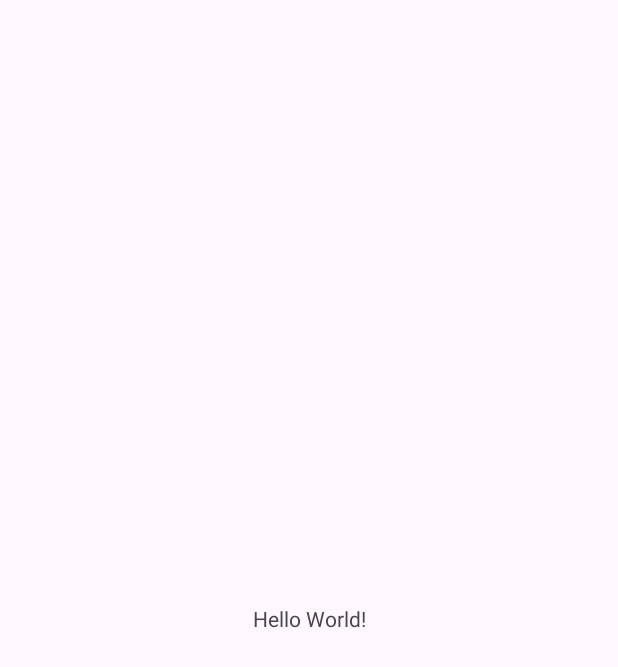
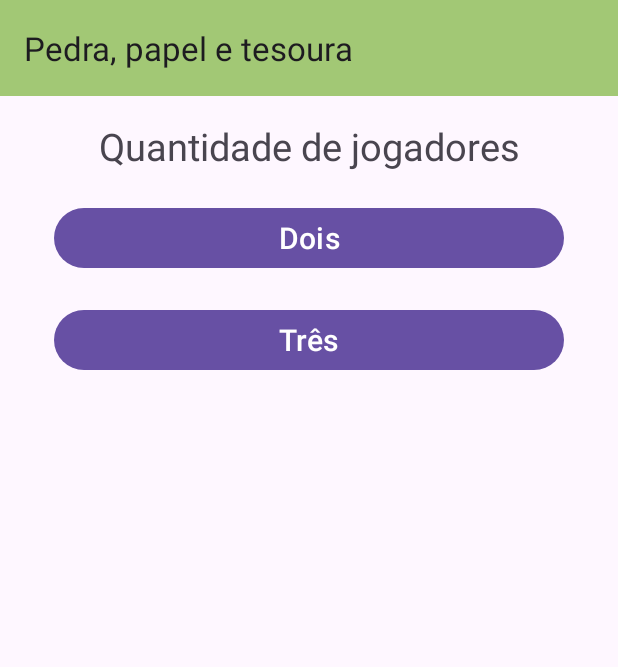
Before and after one commit to leticiotte/PedraPapelTesoura, an Android app: the screen it shows after launch (MainActivity), on a phone screen of 412 x 824 dp. Before the commit the part shown is almost empty. Shown: the top 667 px of the screen. Run offline under Robolectric (Android 15) with nearby library versions, the phone set to English and light mode, and no system bars; our stand-ins replace navigation-ui.

Commit message:
feat: refactor to use fragments and add first fragment - StartGameFragment

```diff
--- a/app/build.gradle
+++ b/app/build.gradle
@@ -5,12 +5,12 @@ plugins {
 
 android {
     namespace 'com.example.pedrapapeltesoura'
-    compileSdk 33
+    compileSdk 34
 
     defaultConfig {
         applicationId "com.example.pedrapapeltesoura"
         minSdk 24
-        targetSdk 33
+        targetSdk 34
         versionCode 1
         versionName "1.0"
 
@@ -30,6 +30,9 @@ android {
     kotlinOptions {
         jvmTarget = '1.8'
     }
+    buildFeatures {
+        viewBinding true
+    }
 }
 
 dependencies {
@@ -39,6 +42,8 @@ dependencies {
     implementation 'com.google.android.material:material:1.11.0'
     implementation 'androidx.constraintlayout:constraintlayout:2.1.4'
     implementation "io.insert-koin:koin-android:3.2.0"
+    implementation 'androidx.navigation:navigation-fragment-ktx:2.7.7'
+    implementation 'androidx.navigation:navigation-ui-ktx:2.7.7'
     testImplementation 'junit:junit:4.13.2'
     androidTestImplementation 'androidx.test.ext:junit:1.1.5'
     androidTestImplementation 'androidx.test.espresso:espresso-core:3.5.1'
--- /dev/null
+++ b/app/src/main/java/com/example/pedrapapeltesoura/domain/model/interfaces/ToolbarConfig.kt
@@ -0,0 +1,6 @@
+package com.example.pedrapapeltesoura.domain.model.interfaces
+
+interface ToolbarConfig {
+    fun findAndLinkToolbar()
+    fun setupNavigationOnClickListener()
+}
--- a/app/src/main/java/com/example/pedrapapeltesoura/ui/activity/MainActivity.kt
+++ b/app/src/main/java/com/example/pedrapapeltesoura/ui/activity/MainActivity.kt
@@ -2,11 +2,35 @@ package com.example.pedrapapeltesoura.ui.activity
 
 import androidx.appcompat.app.AppCompatActivity
 import android.os.Bundle
+import androidx.navigation.findNavController
+import androidx.navigation.ui.AppBarConfiguration
+import androidx.navigation.ui.navigateUp
+import androidx.navigation.ui.setupActionBarWithNavController
 import com.example.pedrapapeltesoura.R
+import com.example.pedrapapeltesoura.databinding.ActivityMainBinding
 
 class MainActivity : AppCompatActivity() {
+
+    private lateinit var appBarConfiguration: AppBarConfiguration
+    private lateinit var amb: ActivityMainBinding
+
     override fun onCreate(savedInstanceState: Bundle?) {
         super.onCreate(savedInstanceState)
-        setContentView(R.layout.activity_main)
+
+        amb = ActivityMainBinding.inflate(layoutInflater)
+        setContentView(amb.root)
+
+        setSupportActionBar(amb.toolbar)
+
+        val navController = findNavController(R.id.nav_host_fragment_content_main)
+        appBarConfiguration = AppBarConfiguration(navController.graph)
+        setupActionBarWithNavController(navController, appBarConfiguration)
+
+    }
+
+    override fun onSupportNavigateUp(): Boolean {
+        val navController = findNavController(R.id.nav_host_fragment_content_main)
+        return navController.navigateUp(appBarConfiguration)
+                || super.onSupportNavigateUp()
     }
 }
--- /dev/null
+++ b/app/src/main/java/com/example/pedrapapeltesoura/ui/fragment/StartGameFragment.kt
@@ -0,0 +1,37 @@
+package com.example.pedrapapeltesoura.ui.fragment
+
+import android.os.Bundle
+import android.view.LayoutInflater
+import android.view.View
+import android.view.ViewGroup
+import android.widget.Button
+import androidx.fragment.app.Fragment
+import com.example.pedrapapeltesoura.databinding.FragmentStartGameBinding
+
+class StartGameFragment  : Fragment() {
+    private var _binding: FragmentStartGameBinding? = null
+    private val binding get() = _binding!!
+    private lateinit var twoPlayersBtn: Button
+    private lateinit var threePlayersBtn: Button
+
+    override fun onCreateView(
+        inflater: LayoutInflater, container: ViewGroup?,
+        savedInstanceState: Bundle?
+    ): View? {
+        _binding = FragmentStartGameBinding.inflate(inflater, container, false)
+
+        setupInputs()
+        return binding.root
+    }
+
+    override fun onDestroyView() {
+        super.onDestroyView()
+        _binding = null
+    }
+
+    private fun setupInputs() {
+        twoPlayersBtn = binding.twoPlayersBtn
+        threePlayersBtn = binding.threePlayersBtn
+    }
+
+}
--- a/app/src/main/res/layout/activity_main.xml
+++ b/app/src/main/res/layout/activity_main.xml
@@ -1,18 +1,24 @@
 <?xml version="1.0" encoding="utf-8"?>
-<androidx.constraintlayout.widget.ConstraintLayout xmlns:android="http://schemas.android.com/apk/res/android"
-    xmlns:app="http://schemas.android.com/apk/res-auto"
+<androidx.coordinatorlayout.widget.CoordinatorLayout xmlns:android="http://schemas.android.com/apk/res/android"
     xmlns:tools="http://schemas.android.com/tools"
     android:layout_width="match_parent"
     android:layout_height="match_parent"
+    android:fitsSystemWindows="true"
     tools:context=".ui.activity.MainActivity">
 
-    <TextView
-        android:layout_width="wrap_content"
+    <com.google.android.material.appbar.AppBarLayout
+        android:layout_width="match_parent"
         android:layout_height="wrap_content"
-        android:text="Hello World!"
-        app:layout_constraintBottom_toBottomOf="parent"
-        app:layout_constraintEnd_toEndOf="parent"
-        app:layout_constraintStart_toStartOf="parent"
-        app:layout_constraintTop_toTopOf="parent" />
+        android:background="#A2C875"
+        android:fitsSystemWindows="true">
 
-</androidx.constraintlayout.widget.ConstraintLayout>
+        <com.google.android.material.appbar.MaterialToolbar
+            android:id="@+id/toolbar"
+            android:layout_width="match_parent"
+            android:layout_height="?attr/actionBarSize" />
+
+    </com.google.android.material.appbar.AppBarLayout>
+
+    <include layout="@layout/content_main" />
+
+</androidx.coordinatorlayout.widget.CoordinatorLayout>
--- /dev/null
+++ b/app/src/main/res/layout/content_main.xml
@@ -0,0 +1,19 @@
+<?xml version="1.0" encoding="utf-8"?>
+<androidx.constraintlayout.widget.ConstraintLayout xmlns:android="http://schemas.android.com/apk/res/android"
+    xmlns:app="http://schemas.android.com/apk/res-auto"
+    android:layout_width="match_parent"
+    android:layout_height="match_parent"
+    app:layout_behavior="@string/appbar_scrolling_view_behavior">
+
+    <fragment
+        android:id="@+id/nav_host_fragment_content_main"
+        android:name="androidx.navigation.fragment.NavHostFragment"
+        android:layout_width="0dp"
+        android:layout_height="0dp"
+        app:defaultNavHost="true"
+        app:layout_constraintBottom_toBottomOf="parent"
+        app:layout_constraintEnd_toEndOf="parent"
+        app:layout_constraintStart_toStartOf="parent"
+        app:layout_constraintTop_toTopOf="parent"
+        app:navGraph="@navigation/nav_graph" />
+</androidx.constraintlayout.widget.ConstraintLayout>
--- /dev/null
+++ b/app/src/main/res/layout/fragment_start_game.xml
@@ -0,0 +1,61 @@
+<?xml version="1.0" encoding="utf-8"?>
+<RelativeLayout xmlns:android="http://schemas.android.com/apk/res/android"
+    xmlns:app="http://schemas.android.com/apk/res-auto"
+    xmlns:tools="http://schemas.android.com/tools"
+    android:layout_width="match_parent"
+    android:layout_height="match_parent"
+    android:orientation="horizontal">
+
+    <androidx.core.widget.NestedScrollView
+        android:layout_width="match_parent"
+        android:layout_height="match_parent"
+        tools:context=".ui.fragment.MembersFragment">
+
+        <androidx.constraintlayout.widget.ConstraintLayout
+            android:layout_width="match_parent"
+            android:layout_height="match_parent"
+            android:padding="16dp">
+
+            <TextView
+                android:id="@+id/titleTv"
+                android:layout_width="wrap_content"
+                android:layout_height="wrap_content"
+                android:text="@string/players_quantity_tv"
+                android:textSize="25sp"
+                app:layout_constraintEnd_toEndOf="parent"
+                app:layout_constraintStart_toStartOf="parent"
+                app:layout_constraintTop_toTopOf="parent" />
+
+            <Button
+                android:id="@+id/two_players_btn"
+                android:layout_width="match_parent"
+                android:layout_height="wrap_content"
+                android:layout_marginStart="20dp"
+                android:layout_marginTop="20dp"
+                android:layout_marginEnd="20dp"
+                android:text="@string/two_button"
+                android:textSize="20sp"
+
+                app:layout_constraintEnd_toEndOf="parent"
+                app:layout_constraintStart_toStartOf="parent"
+                app:layout_constraintTop_toBottomOf="@+id/titleTv" />
+
+            <Button
+                android:id="@+id/three_players_btn"
+                android:layout_width="match_parent"
+                android:layout_height="wrap_content"
+                android:layout_marginStart="20dp"
+                android:layout_marginTop="20dp"
+                android:layout_marginEnd="20dp"
+                android:text="@string/three_button"
+                android:textSize="20sp"
+
+                app:layout_constraintEnd_toEndOf="parent"
+                app:layout_constraintStart_toStartOf="parent"
+                app:layout_constraintTop_toBottomOf="@+id/two_players_btn" />
+
+
+        </androidx.constraintlayout.widget.ConstraintLayout>
+    </androidx.core.widget.NestedScrollView>
+
+</RelativeLayout>
--- /dev/null
+++ b/app/src/main/res/navigation/nav_graph.xml
@@ -0,0 +1,17 @@
+<?xml version="1.0" encoding="utf-8"?>
+<navigation xmlns:android="http://schemas.android.com/apk/res/android"
+    xmlns:app="http://schemas.android.com/apk/res-auto"
+    xmlns:tools="http://schemas.android.com/tools"
+    android:id="@+id/nav_graph"
+    app:startDestination="@id/StartGameFragment">
+    <fragment
+        android:id="@+id/StartGameFragment"
+        android:name="com.example.pedrapapeltesoura.ui.fragment.StartGameFragment"
+        android:label="@string/start_game_fragment_label"
+        tools:layout="@layout/fragment_start_game">
+
+        <action
+            android:id="@+id/action_StartGameFragment_to_RoundFragment"
+            app:destination="@id/RoundFragment" />
+    </fragment>
+</navigation>
--- a/app/src/main/res/values/strings.xml
+++ b/app/src/main/res/values/strings.xml
@@ -1,3 +1,13 @@
 <resources>
     <string name="app_name">PedraPapelTesoura</string>
+
+    <!-- Strings used for fragments for navigation -->
+    <string name="start_game_fragment_label">Pedra, papel e tesoura</string>
+
+    <!-- Strings used for TextView -->
+    <string name="players_quantity_tv">Quantidade de jogadores</string>
+
+    <!-- Buttons names -->
+    <string name="two_button">Dois</string>
+    <string name="three_button">Três</string>
 </resources>
```
